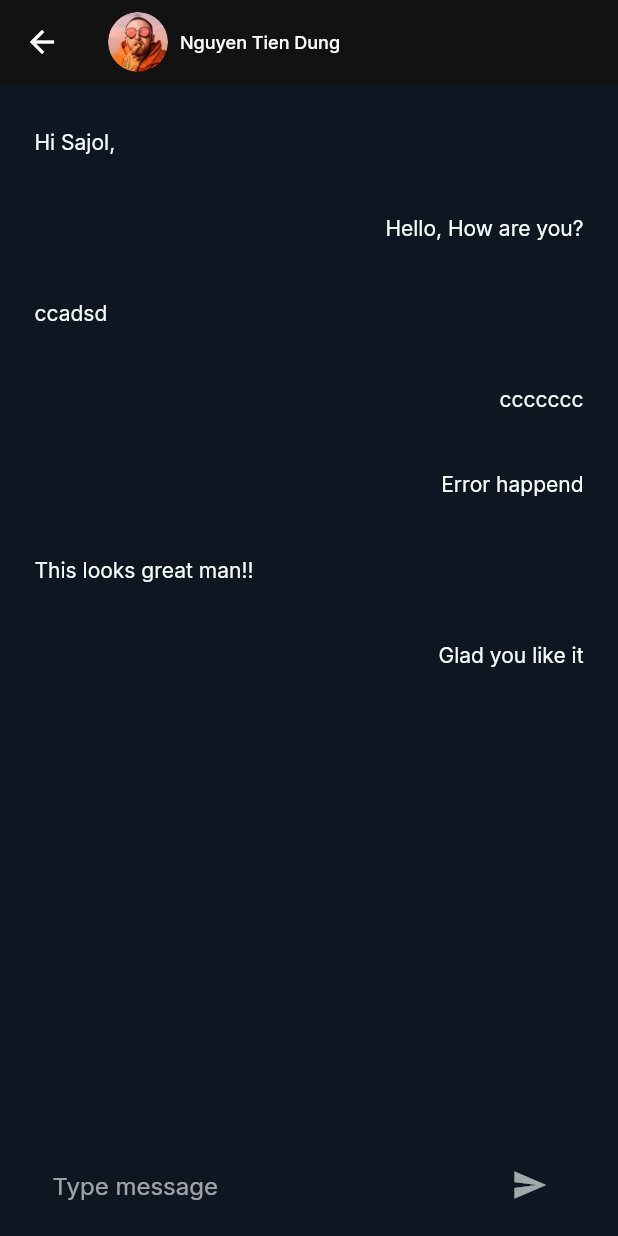
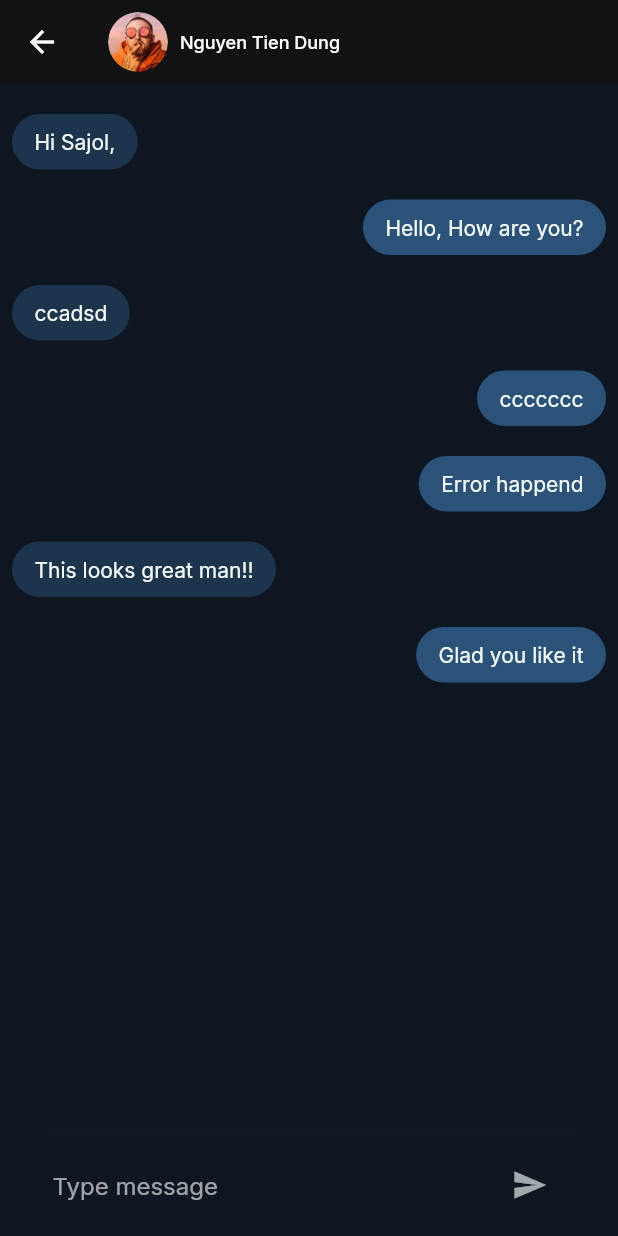
Before and after one commit to tiendunghk/ChatApp, a Flutter app: the screen it shows after launch, after a tap on "Jenny Wilson", on a phone screen of 412 x 824 dp. Run offline on Flutter 3.47's test engine with Material 2 defaults, Android fonts, the phone set to English and light mode, and no system bars; our stand-ins replace google_fonts.

```diff
--- a/Client/chat_app/lib/constants.dart
+++ b/Client/chat_app/lib/constants.dart
@@ -1,10 +1,10 @@
 import 'package:flutter/material.dart';
 
 
-const kPrimaryColor = Color(0xFF0E1621);
-const kSecondaryColor = Color(0xFFFE9901);
-const kContentColorDarkTheme = Color(0xFFF5FCF9);
-const kWarninngColor = Color(0xFFF3BB1C);
-const kErrorColor = Color(0xFFF03738);
+const primaryColor = Color(0xFF0E1621);
+const secondaryColor = Color(0xFFFE9901);
+const contentColorDarkTheme = Color(0xFFF5FCF9);
+const warninngColor = Color(0xFFF3BB1C);
+const errorColor = Color(0xFFF03738);
 
-const kDefaultPadding = 20.0;
+const defaultPadding = 20.0;
--- a/Client/chat_app/lib/screens/list_chat_screen/chat_list_item/chat_list_item.dart
+++ b/Client/chat_app/lib/screens/list_chat_screen/chat_list_item/chat_list_item.dart
@@ -16,7 +16,7 @@ class ChatListItem extends StatelessWidget {
       },
       child: Padding(
         padding: const EdgeInsets.symmetric(
-            horizontal: kDefaultPadding, vertical: kDefaultPadding * 0.75),
+            horizontal: defaultPadding, vertical: defaultPadding * 0.75),
         child: Row(
           children: [
             CircleAvatar(
@@ -24,7 +24,7 @@ class ChatListItem extends StatelessWidget {
             ),
             Expanded(
                 child: Padding(
-              padding: const EdgeInsets.symmetric(horizontal: kDefaultPadding),
+              padding: const EdgeInsets.symmetric(horizontal: defaultPadding),
               child: Column(
                 crossAxisAlignment: CrossAxisAlignment.start,
                 children: [
--- a/Client/chat_app/lib/screens/list_chat_screen/list_chat_screen.dart
+++ b/Client/chat_app/lib/screens/list_chat_screen/list_chat_screen.dart
@@ -1,4 +1,3 @@
-import 'package:chat_app/constants.dart';
 import 'package:chat_app/screens/list_chat_screen/list_chat_body.dart';
 import 'package:flutter/material.dart';
 
@@ -12,7 +11,7 @@ class ListChatScreen extends StatelessWidget {
       body: ListChatBody(),
       floatingActionButton: FloatingActionButton(
         child: Icon(Icons.chat_bubble, color: Colors.white),
-        backgroundColor: kPrimaryColor,
+        backgroundColor: Colors.blueAccent,
         onPressed: () {},
         tooltip: "New Chat",
       ),
--- a/Client/chat_app/lib/screens/messages_screen/chat_input/chat_input.dart
+++ b/Client/chat_app/lib/screens/messages_screen/chat_input/chat_input.dart
@@ -11,8 +11,8 @@ class ChatInput extends StatelessWidget {
   Widget build(BuildContext context) {
     return Container(
       padding: EdgeInsets.symmetric(
-        horizontal: kDefaultPadding,
-        vertical: kDefaultPadding / 2,
+        horizontal: defaultPadding,
+        vertical: defaultPadding / 2,
       ),
       decoration: BoxDecoration(
         color: Theme.of(context).scaffoldBackgroundColor,
@@ -30,10 +30,10 @@ class ChatInput extends StatelessWidget {
             Expanded(
               child: Container(
                 padding: EdgeInsets.symmetric(
-                  horizontal: kDefaultPadding * 0.75,
+                  horizontal: defaultPadding * 0.75,
                 ),
                 decoration: BoxDecoration(
-                  color: kPrimaryColor.withOpacity(0.05),
+                  color: primaryColor.withOpacity(0.05),
                   borderRadius: BorderRadius.circular(40),
                 ),
                 child: Row(
--- a/Client/chat_app/lib/screens/messages_screen/message.dart/message.dart
+++ b/Client/chat_app/lib/screens/messages_screen/message.dart/message.dart
@@ -13,13 +13,16 @@ class Message extends StatelessWidget {
           message.isSender ? MainAxisAlignment.end : MainAxisAlignment.start,
       children: [
         Container(
-            margin: EdgeInsets.only(top: kDefaultPadding),
+            margin: EdgeInsets.only(top: defaultPadding),
             padding: EdgeInsets.symmetric(
-              horizontal: kDefaultPadding * 0.75,
-              vertical: kDefaultPadding / 2,
+              horizontal: defaultPadding * 0.75,
+              vertical: defaultPadding / 2,
             ),
             decoration: BoxDecoration(
-                color: kPrimaryColor, borderRadius: BorderRadius.circular(20)),
+                color: message.isSender
+                    ? Color(0xFF2B5278)
+                    : Color(0xFF2B5278).withOpacity(0.5),
+                borderRadius: BorderRadius.circular(20)),
             child: Text(message.text))
       ],
     );
--- a/Client/chat_app/lib/theme.dart
+++ b/Client/chat_app/lib/theme.dart
@@ -6,22 +6,22 @@ ThemeData darkThemeData(BuildContext context) {
   // Bydefault flutter provie us light and dark theme
   // we just modify it as our need
   return ThemeData.dark().copyWith(
-    primaryColor: kPrimaryColor,
-    scaffoldBackgroundColor: kPrimaryColor,
+    primaryColor: primaryColor,
+    scaffoldBackgroundColor: primaryColor,
     appBarTheme: appBarTheme,
-    iconTheme: IconThemeData(color: kContentColorDarkTheme),
+    iconTheme: IconThemeData(color: contentColorDarkTheme),
     textTheme: GoogleFonts.interTextTheme(Theme.of(context).textTheme)
-        .apply(bodyColor: kContentColorDarkTheme),
+        .apply(bodyColor: contentColorDarkTheme),
     colorScheme: ColorScheme.dark().copyWith(
-      primary: kPrimaryColor,
-      secondary: kSecondaryColor,
-      error: kErrorColor,
+      primary: primaryColor,
+      secondary: secondaryColor,
+      error: errorColor,
     ),
     bottomNavigationBarTheme: BottomNavigationBarThemeData(
-      backgroundColor: kPrimaryColor,
+      backgroundColor: primaryColor,
       selectedItemColor: Colors.white70,
-      unselectedItemColor: kContentColorDarkTheme.withOpacity(0.32),
-      selectedIconTheme: IconThemeData(color: kPrimaryColor),
+      unselectedItemColor: contentColorDarkTheme.withOpacity(0.32),
+      selectedIconTheme: IconThemeData(color: primaryColor),
       showUnselectedLabels: true,
     ),
   );
--- a/Client/chat_app/lib/widgets/primary_button.dart
+++ b/Client/chat_app/lib/widgets/primary_button.dart
@@ -7,8 +7,8 @@ class PrimaryButton extends StatelessWidget {
     Key? key,
     required this.text,
     required this.press,
-    this.color = kPrimaryColor,
-    this.padding = const EdgeInsets.all(kDefaultPadding * 0.75),
+    this.color = primaryColor,
+    this.padding = const EdgeInsets.all(defaultPadding * 0.75),
   }) : super(key: key);
 
   final String text;
```
